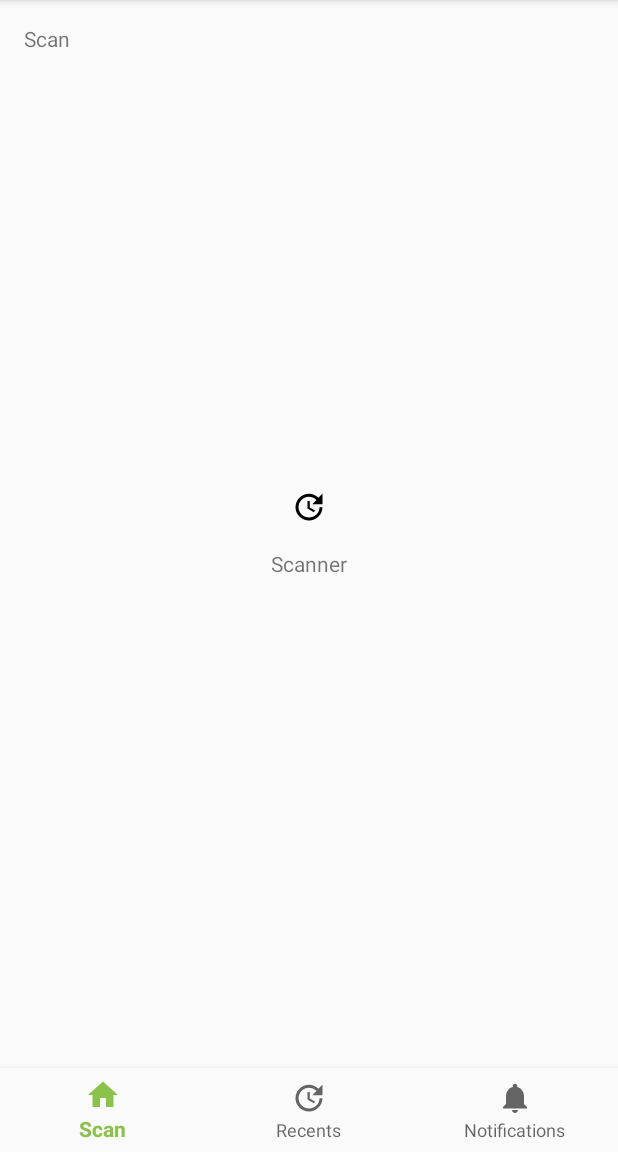
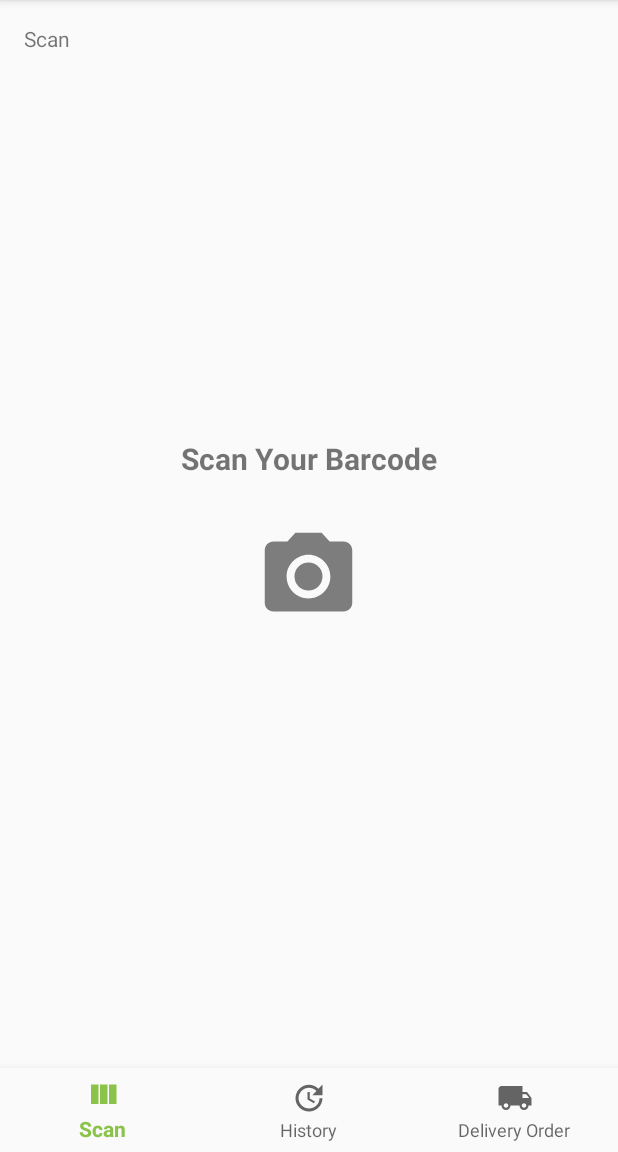
Before and after one commit to CruthOver/Project_Magang, an Android app: the MainActivity screen opened directly, with no data from a screen before it, on a phone screen of 412 x 824 dp, the part 84-1236 px from its top. Run offline under Robolectric (Android 15) with nearby library versions, the phone set to English and light mode, and no system bars; libraries missing offline, so code that uses them is left out: me.dm7.barcodescanner.

Commit message:
update_tampilan

```diff
--- /dev/null
+++ b/app/src/main/res/drawable/ic_local_shipping_black_24dp.xml
@@ -0,0 +1,9 @@
+<vector xmlns:android="http://schemas.android.com/apk/res/android"
+        android:width="24dp"
+        android:height="24dp"
+        android:viewportWidth="24.0"
+        android:viewportHeight="24.0">
+    <path
+        android:fillColor="#FF000000"
+        android:pathData="M20,8h-3L17,4L3,4c-1.1,0 -2,0.9 -2,2v11h2c0,1.66 1.34,3 3,3s3,-1.34 3,-3h6c0,1.66 1.34,3 3,3s3,-1.34 3,-3h2v-5l-3,-4zM6,18.5c-0.83,0 -1.5,-0.67 -1.5,-1.5s0.67,-1.5 1.5,-1.5 1.5,0.67 1.5,1.5 -0.67,1.5 -1.5,1.5zM19.5,9.5l1.96,2.5L17,12L17,9.5h2.5zM18,18.5c-0.83,0 -1.5,-0.67 -1.5,-1.5s0.67,-1.5 1.5,-1.5 1.5,0.67 1.5,1.5 -0.67,1.5 -1.5,1.5z"/>
+</vector>
--- /dev/null
+++ b/app/src/main/res/drawable/ic_photo_camera_black_24dp.xml
@@ -0,0 +1,12 @@
+<vector xmlns:android="http://schemas.android.com/apk/res/android"
+        android:width="24dp"
+        android:height="24dp"
+        android:viewportWidth="24.0"
+        android:viewportHeight="24.0">
+    <path
+        android:fillColor="#FF000000"
+        android:pathData="M12,12m-3.2,0a3.2,3.2 0,1 1,6.4 0a3.2,3.2 0,1 1,-6.4 0"/>
+    <path
+        android:fillColor="#FF000000"
+        android:pathData="M9,2L7.17,4L4,4c-1.1,0 -2,0.9 -2,2v12c0,1.1 0.9,2 2,2h16c1.1,0 2,-0.9 2,-2L22,6c0,-1.1 -0.9,-2 -2,-2h-3.17L15,2L9,2zM12,17c-2.76,0 -5,-2.24 -5,-5s2.24,-5 5,-5 5,2.24 5,5 -2.24,5 -5,5z"/>
+</vector>
--- /dev/null
+++ b/app/src/main/res/drawable/ic_view_column_black_24dp.xml
@@ -0,0 +1,9 @@
+<vector xmlns:android="http://schemas.android.com/apk/res/android"
+        android:width="24dp"
+        android:height="24dp"
+        android:viewportWidth="24.0"
+        android:viewportHeight="24.0">
+    <path
+        android:fillColor="#FF000000"
+        android:pathData="M10,18h5L15,5h-5v13zM4,18h5L9,5L4,5v13zM16,5v13h5L21,5h-5z"/>
+</vector>
--- a/app/src/main/res/layout/fragment_scanner.xml
+++ b/app/src/main/res/layout/fragment_scanner.xml
@@ -11,16 +11,19 @@
         android:layout_height="wrap_content"
         android:orientation="vertical"
         android:layout_gravity="center">
-        <ImageView
-            android:id="@+id/icon_scanner"
-            android:layout_width="wrap_content"
-            android:layout_height="wrap_content"
-            app:srcCompat="@drawable/ic_recent_black_24dp"
-            android:layout_gravity="center"/>
         <TextView
             android:layout_width="wrap_content"
             android:layout_height="wrap_content"
-            android:text="Scanner"
-            android:layout_marginTop="16dp"/>
+            android:text="Scan Your Barcode"
+            android:textSize="20sp"
+            android:textStyle="bold"
+            android:layout_marginBottom="30dp"/>
+        <ImageView
+            android:id="@+id/icon_scanner"
+            android:layout_width="70dp"
+            android:layout_height="70dp"
+            app:srcCompat="@drawable/ic_photo_camera_black_24dp"
+            android:tint="@color/font1"
+            android:layout_gravity="center"/>
     </LinearLayout>
 </FrameLayout>
--- a/app/src/main/res/menu/navigation.xml
+++ b/app/src/main/res/menu/navigation.xml
@@ -3,7 +3,7 @@
 
     <item
         android:id="@+id/navigation_scam"
-        android:icon="@drawable/ic_home_black_24dp"
+        android:icon="@drawable/ic_view_column_black_24dp"
         android:title="@string/title_home"/>
 
     <item
@@ -13,7 +13,7 @@
 
     <item
         android:id="@+id/navigation_notifications"
-        android:icon="@drawable/ic_notifications_black_24dp"
+        android:icon="@drawable/ic_local_shipping_black_24dp"
         android:title="@string/title_notifications"/>
 
 </menu>
--- a/app/src/main/res/values/strings.xml
+++ b/app/src/main/res/values/strings.xml
@@ -1,8 +1,8 @@
 <resources>
     <string name="app_name">ProjectMagang</string>
     <string name="title_home">Scan</string>
-    <string name="title_dashboard">Recents</string>
-    <string name="title_notifications">Notifications</string>
+    <string name="title_dashboard">History</string>
+    <string name="title_notifications">Delivery Order</string>
 
     <!-- TODO: Remove or change this placeholder text -->
     <string name="hello_blank_fragment">Hello blank fragment</string>
```
